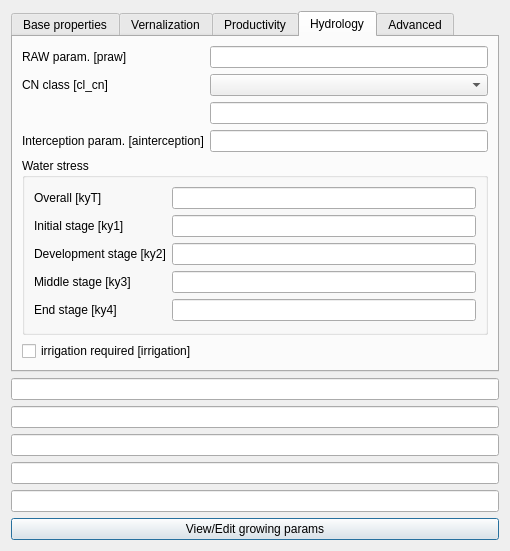
Above: layerforms/crop_type_dialog.ui from LorenzoSanguanini/IdragraToolsSatCuts before the change. Below: the same form after it.
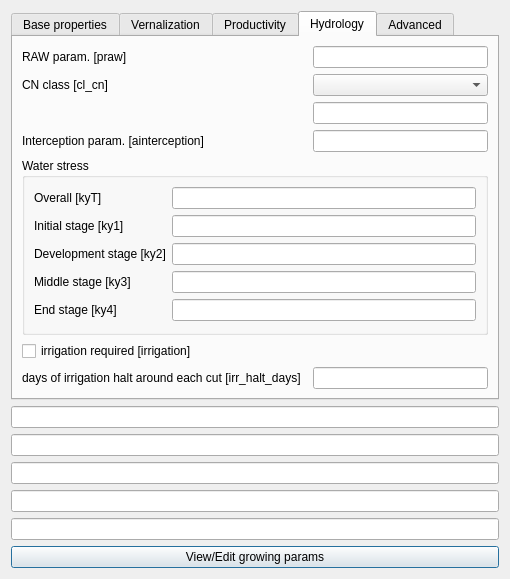
That is the form after the change. The open tabs and pages were chosen to show the change.

Commit message:
Satellite-detected alfalfa cuts and per-crop irrigation halt
Import cutting dates detected from NDVI time series into a new idr_forced_cuts table; irr_halt_days column on idr_crop_types, exposed in the Crop types form; option in Set simulation; export of forced_cuts.txt and irr_halt_days.txt for the patched IdrAgra. Provider id idragrasatcuts and relative package imports so the plugin coexists with the original IdragraTools in the same QGIS profile.

What changed in the file:
```diff
--- a/layerforms/crop_type_dialog.ui
+++ b/layerforms/crop_type_dialog.ui
@@ -621,6 +621,25 @@
        <item row="1" column="2">
         <widget class="QComboBox" name="cl_cn_CB"/>
        </item>
+       <item row="6" column="0">
+        <widget class="QLabel" name="irr_halt_days_LBL">
+         <property name="text">
+          <string>days of irrigation halt around each cut [irr_halt_days]</string>
+         </property>
+        </widget>
+       </item>
+       <item row="6" column="2">
+        <widget class="QLineEdit" name="irr_halt_days">
+         <property name="toolTip">
+          <string>Number of days before and after each cut when irrigation is suppressed,
+so that the field is dry enough for the machinery.
+Applied by IdrAgra around EVERY cut of this crop, both when the dates come from
+the satellite and when they come from the growing-degree-day calendar.
+Exported to irr_halt_days.txt. Leave 0 to never stop irrigation for this crop.
+Typical value for alfalfa: 7 (a 15 day window centred on the cut).</string>
+         </property>
+        </widget>
+       </item>
       </layout>
      </widget>
      <widget class="QWidget" name="tab">
```
The commit also changes 61 other files.
